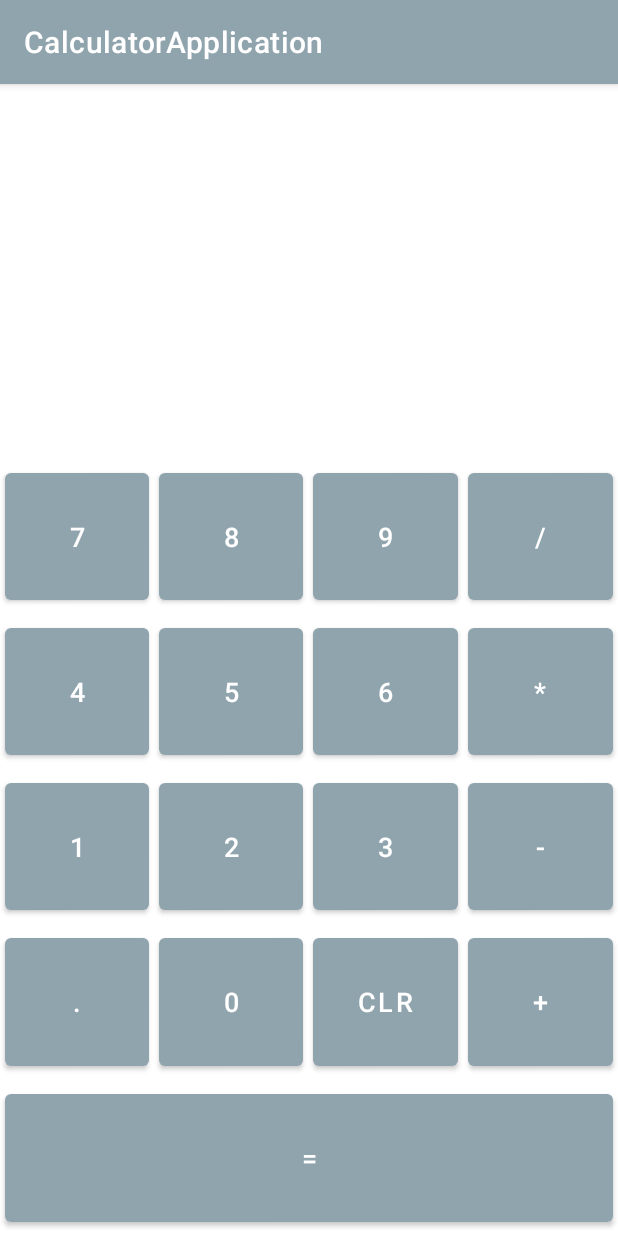
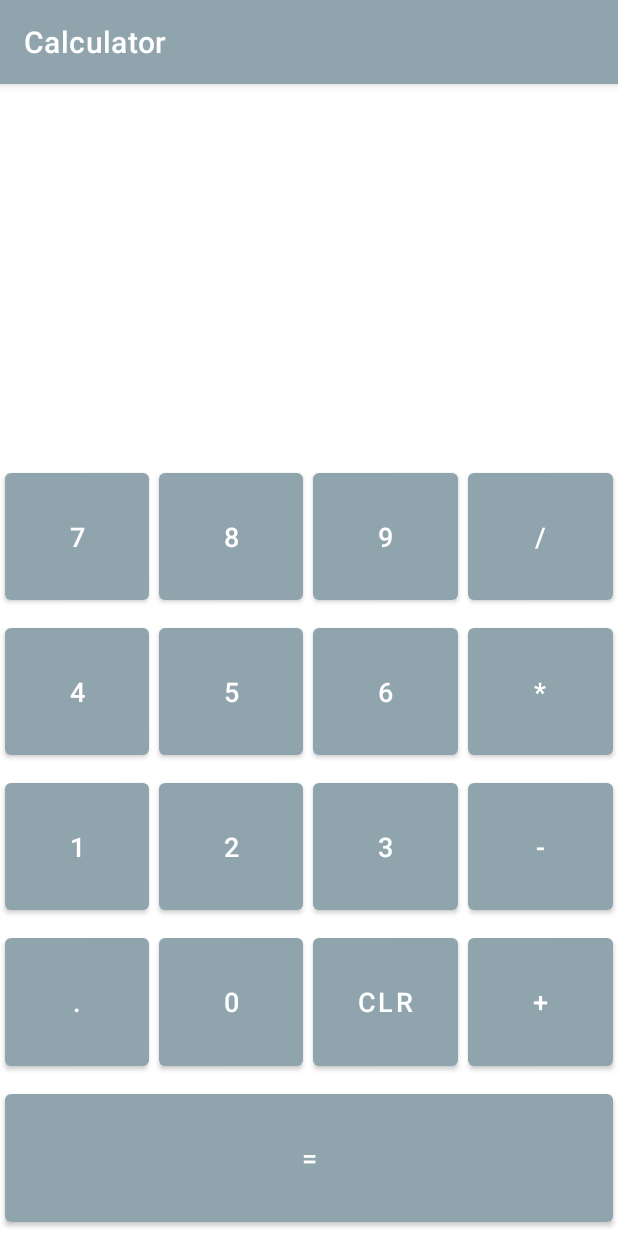
Before and after one commit to agiratech-madhan/Calculator, an Android app: the screen it shows after launch (MainActivity), on a phone screen of 412 x 824 dp. Run offline under Robolectric (Android 15) with nearby library versions, the phone set to English and light mode, and no system bars.

Commit message:
changes in Title

```diff
--- a/app/src/main/res/layout/activity_main.xml
+++ b/app/src/main/res/layout/activity_main.xml
@@ -70,7 +70,7 @@
             android:layout_margin="3dp"
             android:layout_weight="1"
 
-            android:onClick="onPressed"
+            android:onClick="onOperator"
             android:text="/"
             android:textSize="18sp">
 
--- a/app/src/main/res/values/strings.xml
+++ b/app/src/main/res/values/strings.xml
@@ -1,3 +1,3 @@
 <resources>
-    <string name="app_name">CalculatorApplication</string>
+    <string name="app_name">Calculator</string>
 </resources>
```
